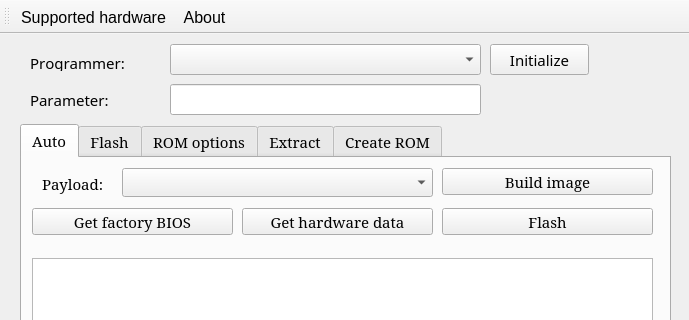
This is mainwindow.ui in lukaszdmitrowski/coreboot_flashtool as Qt 5 draws it before an edit; both pictures show x 0 to 689 and y 0 to 320 of the 689 by 472 pixel window. The edited form follows.
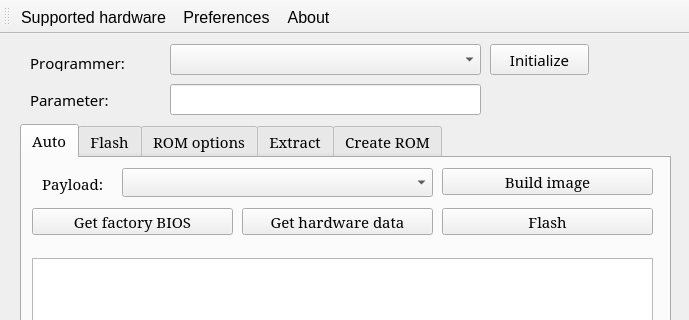
This is the edited form. Icons and pictures are not drawn.

```diff
--- a/mainwindow.ui
+++ b/mainwindow.ui
@@ -785,6 +785,7 @@
     <bool>false</bool>
    </attribute>
    <addaction name="act_supported_list"/>
+   <addaction name="act_preferences"/>
    <addaction name="act_about"/>
   </widget>
   <widget class="QStatusBar" name="statusBar"/>
@@ -809,6 +810,15 @@
     <string>Supported hardware</string>
    </property>
   </action>
+  <action name="act_preferences">
+   <property name="icon">
+    <iconset resource="resources.qrc">
+     <normaloff>:/icons/icons/options.png</normaloff>:/icons/icons/options.png</iconset>
+   </property>
+   <property name="text">
+    <string>Preferences</string>
+   </property>
+  </action>
  </widget>
  <layoutdefault spacing="6" margin="11"/>
  <resources>
```
